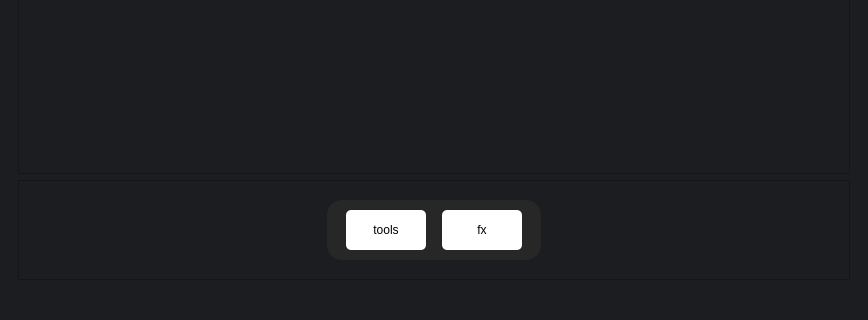
First picture: the form in MiniPhotoshop/mainwindow.ui, repository HassanIsmail16/Image-Processing-Application, before the edit; both pictures show x 0 to 868 and y 404 to 724 of the 868 by 724 pixel window.
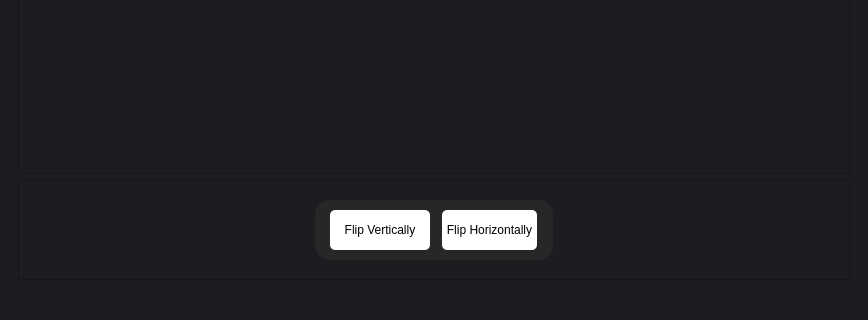
Second picture: the form after the edit. The open tabs and pages were chosen to show the change.

Commit message: Completed Flip GUI

```diff
--- a/MiniPhotoshop/mainwindow.ui
+++ b/MiniPhotoshop/mainwindow.ui
@@ -1965,6 +1965,118 @@
                </item>
               </layout>
              </widget>
+             <widget class="QWidget" name="flip13">
+              <layout class="QGridLayout" name="gridLayout_25">
+               <item row="0" column="0">
+                <spacer name="horizontalSpacer_29">
+                 <property name="orientation">
+                  <enum>Qt::Horizontal</enum>
+                 </property>
+                 <property name="sizeType">
+                  <enum>QSizePolicy::Maximum</enum>
+                 </property>
+                 <property name="sizeHint" stdset="0">
+                  <size>
+                   <width>278</width>
+                   <height>20</height>
+                  </size>
+                 </property>
+                </spacer>
+               </item>
+               <item row="0" column="1">
+                <widget class="QFrame" name="navigation_13">
+                 <property name="maximumSize">
+                  <size>
+                   <width>16777215</width>
+                   <height>60</height>
+                  </size>
+                 </property>
+                 <property name="styleSheet">
+                  <string notr="true">background-color: rgb(39, 39, 39);
+border-radius: 15px;</string>
+                 </property>
+                 <layout class="QGridLayout" name="gridLayout_24">
+                  <item row="0" column="0">
+                   <widget class="QPushButton" name="flipVerticallyBtn">
+                    <property name="minimumSize">
+                     <size>
+                      <width>95</width>
+                      <height>20</height>
+                     </size>
+                    </property>
+                    <property name="maximumSize">
+                     <size>
+                      <width>100</width>
+                      <height>40</height>
+                     </size>
+                    </property>
+                    <property name="cursor">
+                     <cursorShape>PointingHandCursor</cursorShape>
+                    </property>
+                    <property name="styleSheet">
+                     <string notr="true">background-color: rgb(255, 255, 255);
+color: rgb(0, 0, 0);
+border-radius: 5px;</string>
+                    </property>
+                    <property name="text">
+                     <string>Flip Vertically</string>
+                    </property>
+                   </widget>
+                  </item>
+                  <item row="0" column="1">
+                   <widget class="QPushButton" name="flipHorizontallyBtn">
+                    <property name="sizePolicy">
+                     <sizepolicy hsizetype="Minimum" vsizetype="Fixed">
+                      <horstretch>0</horstretch>
+                      <verstretch>0</verstretch>
+                     </sizepolicy>
+                    </property>
+                    <property name="minimumSize">
+                     <size>
+                      <width>95</width>
+                      <height>20</height>
+                     </size>
+                    </property>
+                    <property name="maximumSize">
+                     <size>
+                      <width>95</width>
+                      <height>40</height>
+                     </size>
+                    </property>
+                    <property name="cursor">
+                     <cursorShape>PointingHandCursor</cursorShape>
+                    </property>
+                    <property name="styleSheet">
+                     <string notr="true">background-color: rgb(255, 255, 255);
+color: rgb(0, 0, 0);
+border-radius: 5px;</string>
+                    </property>
+                    <property name="text">
+                     <string>Flip Horizontally</string>
+                    </property>
+                   </widget>
+                  </item>
+                 </layout>
+                </widget>
+               </item>
+               <item row="0" column="2">
+                <spacer name="horizontalSpacer_30">
+                 <property name="orientation">
+                  <enum>Qt::Horizontal</enum>
+                 </property>
+                 <property name="sizeType">
+                  <enum>QSizePolicy::Maximum</enum>
+                 </property>
+                 <property name="sizeHint" stdset="0">
+                  <size>
+                   <width>278</width>
+                   <height>20</height>
+                  </size>
+                 </property>
+                </spacer>
+               </item>
+              </layout>
+             </widget>
             </widget>
            </item>
           </layout>
```
The commit also changes 3 other files.
